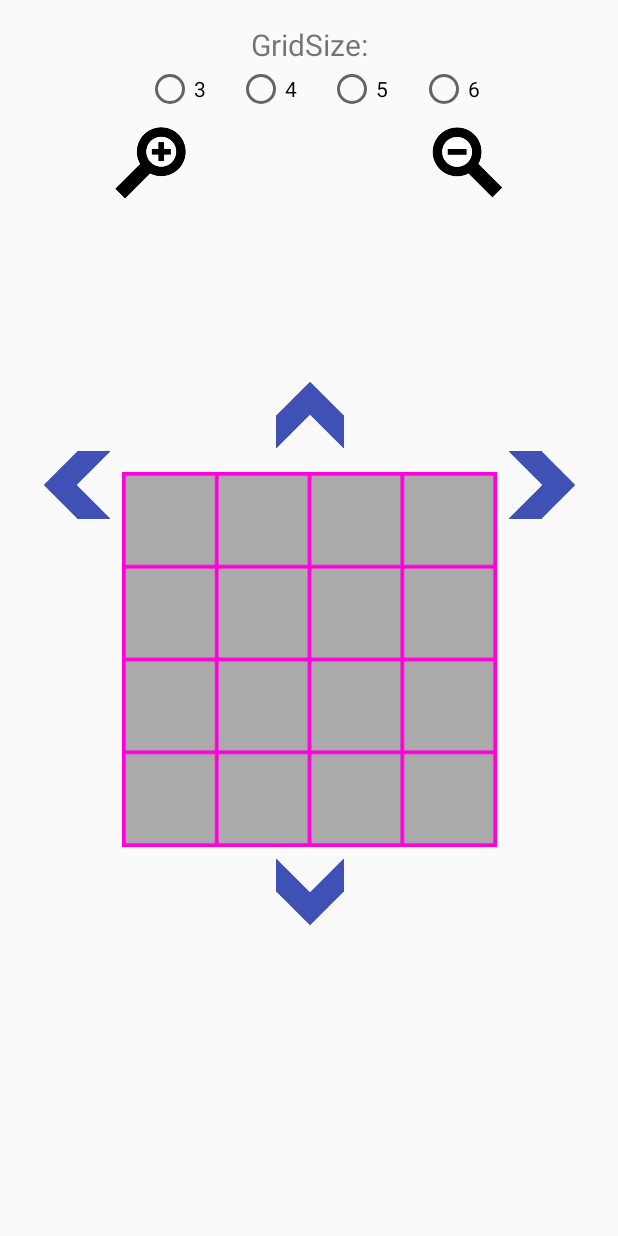
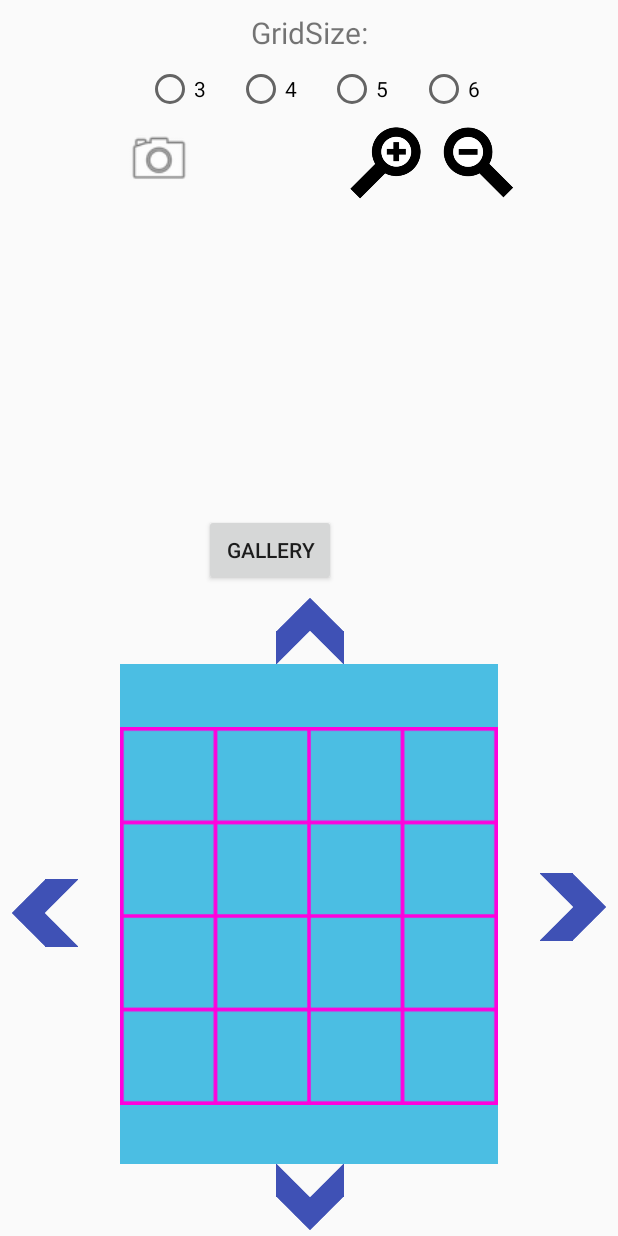
Before and after one commit to lamelameo/PicturePuzzle-App, an Android app: the layout activity_photo_cropping.xml on its own in the app's theme, with its tools: preview values and no code run, on a phone screen of 412 x 824 dp. Run offline under Robolectric (Android 15) with nearby library versions, the phone set to English and light mode, and no system bars.

Commit message:
Testing different photo cropping activities, trying my own activity and using the default photo editor using camera crop intent. May branch from master...
Changes include:
- Added code to MainActivity to remove empty files in the app image folder.
- Created new Activity (PhotoCropping.java) and layout for this cropping function.
- Moved camera intent methods from Main to the new activity.
- PhotoCropping so far contains unfinished code testing both my own image loading/cropping functions, and using default photo editors to crop photos and save to the app.

TODO: finish both/either function

```diff
--- a/app/src/main/java/com/example/lamelameo/picturepuzzle/ImageRecyclerAdapter.java
+++ b/app/src/main/java/com/example/lamelameo/picturepuzzle/ImageRecyclerAdapter.java
@@ -16,6 +16,8 @@ import android.view.ViewGroup;
 import java.util.ArrayList;
 
 public class ImageRecyclerAdapter extends RecyclerView.Adapter<ImageRecyclerAdapter.myViewHolder> {
+
+    private static final String TAG = "ImageRecyclerAdapter";
     private ArrayList<Drawable> mDrawablePhotos;
     private Intent mIntent;
     private int[] mDrawableInts;
@@ -24,7 +26,6 @@ public class ImageRecyclerAdapter extends RecyclerView.Adapter<ImageRecyclerAdap
     private static int mSelectedImage = -1;
     private static int mSelectedPhoto = -1;
     private static boolean isDefaultImages = true;
-    private String TAG = "ImageRecyclerAdapter";
     private ArrayList<ConstraintLayout> recyclerViews = new ArrayList<>();
 
     // constructor takes array of drawables resource integers (default images)
--- a/app/src/main/res/layout/camera_popup.xml
+++ b/app/src/main/res/layout/activity_photo_cropping.xml
@@ -2,24 +2,35 @@
 <android.support.constraint.ConstraintLayout xmlns:android="http://schemas.android.com/apk/res/android"
     xmlns:app="http://schemas.android.com/apk/res-auto"
     xmlns:tools="http://schemas.android.com/tools"
-    android:layout_width="match_parent" android:layout_height="match_parent">
+    android:layout_width="match_parent"
+    android:layout_height="match_parent"
+    tools:context=".PhotoCropping">
 
     <ImageView
-        android:id="@+id/imageView2"
-        android:layout_width="250dp"
-        android:layout_height="250dp"
-        android:layout_marginBottom="8dp"
+        android:id="@+id/photoView"
+        android:layout_width="252dp"
+        android:layout_height="333dp"
+        android:layout_marginBottom="48dp"
         android:layout_marginEnd="8dp"
         android:layout_marginStart="8dp"
-        android:layout_marginTop="44dp"
-        android:contentDescription="@string/take_pic"
-        android:foreground="@drawable/gridoverlay4"
+        android:background="@color/Zima_Blue"
+        android:src="@color/Zima_Blue"
         app:layout_constraintBottom_toBottomOf="parent"
         app:layout_constraintEnd_toEndOf="parent"
-        app:layout_constraintStart_toStartOf="parent"
-        app:layout_constraintTop_toBottomOf="@+id/radioGroup"
-        app:layout_constraintVertical_bias="0.437"
-        app:srcCompat="@android:color/darker_gray" />
+        app:layout_constraintStart_toStartOf="parent" />
+
+    <ImageView
+        android:id="@+id/cropView"
+        android:layout_width="252dp"
+        android:layout_height="252dp"
+        android:foreground="@drawable/gridoverlay4"
+        app:layout_constraintBottom_toBottomOf="@+id/photoView"
+        app:layout_constraintEnd_toEndOf="@+id/photoView"
+        app:layout_constraintHorizontal_bias="0.0"
+        app:layout_constraintStart_toStartOf="@+id/photoView"
+        app:layout_constraintTop_toBottomOf="@+id/upArrow"
+        app:layout_constraintVertical_bias="0.518"
+        app:srcCompat="@android:color/transparent" />
 
     <RadioGroup
         android:id="@+id/radioGroup"
@@ -27,6 +38,7 @@
         android:layout_height="wrap_content"
         android:layout_marginEnd="8dp"
         android:layout_marginStart="8dp"
+        android:layout_marginTop="8dp"
         android:orientation="horizontal"
         app:layout_constraintEnd_toEndOf="parent"
         app:layout_constraintHorizontal_bias="0.588"
@@ -68,7 +80,7 @@
         android:layout_height="wrap_content"
         android:layout_marginEnd="8dp"
         android:layout_marginStart="8dp"
-        android:layout_marginTop="16dp"
+        android:layout_marginTop="8dp"
         android:text="@string/grid_size"
         android:textSize="20sp"
         app:layout_constraintEnd_toEndOf="parent"
@@ -79,46 +91,28 @@
         android:id="@+id/upArrow"
         android:layout_width="46.5dp"
         android:layout_height="44dp"
-        android:layout_marginBottom="8dp"
         android:layout_marginEnd="8dp"
         android:layout_marginStart="8dp"
-        android:layout_marginTop="8dp"
         android:contentDescription="@string/move_arrows"
-        app:layout_constraintBottom_toTopOf="@+id/imageView2"
+        app:layout_constraintBottom_toTopOf="@+id/photoView"
         app:layout_constraintEnd_toEndOf="parent"
         app:layout_constraintHorizontal_bias="0.501"
         app:layout_constraintStart_toStartOf="parent"
-        app:layout_constraintTop_toBottomOf="@+id/radioGroup"
-        app:layout_constraintVertical_bias="0.955"
-        app:srcCompat="@drawable/uarrow" />
+        android:src="@drawable/uarrow" />
 
     <ImageView
         android:id="@+id/rightArrow"
         android:layout_width="44dp"
         android:layout_height="46.5dp"
+        android:layout_marginBottom="196dp"
         android:layout_marginEnd="8dp"
         android:layout_marginStart="8dp"
-        android:layout_marginTop="300dp"
         android:contentDescription="@string/move_arrows"
+        android:src="@drawable/rarrow"
+        app:layout_constraintBottom_toBottomOf="parent"
         app:layout_constraintEnd_toEndOf="parent"
-        app:layout_constraintHorizontal_bias="0.0"
-        app:layout_constraintStart_toEndOf="@+id/imageView2"
-        app:layout_constraintTop_toTopOf="parent"
-        app:srcCompat="@drawable/rarrow" />
-
-    <ImageView
-        android:id="@+id/leftArrow"
-        android:layout_width="44dp"
-        android:layout_height="46.5dp"
-        android:layout_marginEnd="8dp"
-        android:layout_marginStart="8dp"
-        android:layout_marginTop="300dp"
-        android:contentDescription="@string/move_arrows"
-        app:layout_constraintEnd_toStartOf="@+id/imageView2"
         app:layout_constraintHorizontal_bias="1.0"
-        app:layout_constraintStart_toStartOf="parent"
-        app:layout_constraintTop_toTopOf="parent"
-        app:srcCompat="@drawable/larrow" />
+        app:layout_constraintStart_toEndOf="@+id/photoView" />
 
     <ImageView
         android:id="@+id/downArrow"
@@ -126,44 +120,82 @@
         android:layout_height="44dp"
         android:layout_marginEnd="8dp"
         android:layout_marginStart="8dp"
-        android:layout_marginTop="8dp"
         android:contentDescription="@string/move_arrows"
         app:layout_constraintEnd_toEndOf="parent"
         app:layout_constraintHorizontal_bias="0.501"
         app:layout_constraintStart_toStartOf="parent"
-        app:layout_constraintTop_toBottomOf="@+id/imageView2"
-        app:srcCompat="@drawable/darrow" />
+        app:layout_constraintTop_toBottomOf="@+id/photoView"
+        android:src="@drawable/darrow" />
+
+    <ImageView
+        android:id="@+id/leftArrow"
+        android:layout_width="44dp"
+        android:layout_height="46.5dp"
+        android:layout_marginBottom="192dp"
+        android:layout_marginEnd="8dp"
+        android:layout_marginStart="8dp"
+        android:src="@drawable/larrow"
+        app:layout_constraintBottom_toBottomOf="parent"
+        app:layout_constraintEnd_toStartOf="@+id/photoView"
+        app:layout_constraintHorizontal_bias="0.0"
+        app:layout_constraintStart_toStartOf="parent" />
 
     <ImageView
         android:id="@+id/zoomIn"
         android:layout_width="50dp"
         android:layout_height="50dp"
-        android:layout_marginBottom="64dp"
-        android:layout_marginEnd="8dp"
+        android:layout_marginBottom="8dp"
         android:layout_marginStart="8dp"
         android:layout_marginTop="8dp"
-        app:layout_constraintBottom_toTopOf="@+id/imageView2"
-        app:layout_constraintEnd_toStartOf="@+id/upArrow"
-        app:layout_constraintHorizontal_bias="0.572"
-        app:layout_constraintStart_toStartOf="parent"
+        android:contentDescription="@string/zoom_buttons"
+        app:layout_constraintBottom_toTopOf="@+id/photoView"
+        app:layout_constraintStart_toEndOf="@+id/galleryButton"
         app:layout_constraintTop_toBottomOf="@+id/radioGroup"
         app:layout_constraintVertical_bias="0.0"
-        app:srcCompat="@drawable/zoomin" />
+        android:src="@drawable/zoomin" />
 
     <ImageView
         android:id="@+id/zoomOut"
         android:layout_width="50dp"
         android:layout_height="50dp"
-        android:layout_marginBottom="64dp"
-        android:layout_marginEnd="8dp"
+        android:layout_marginBottom="8dp"
+        android:layout_marginEnd="16dp"
         android:layout_marginStart="8dp"
         android:layout_marginTop="8dp"
-        app:layout_constraintBottom_toTopOf="@+id/imageView2"
+        android:contentDescription="@string/zoom_buttons"
+        app:layout_constraintBottom_toTopOf="@+id/photoView"
         app:layout_constraintEnd_toEndOf="parent"
-        app:layout_constraintHorizontal_bias="0.421"
-        app:layout_constraintStart_toEndOf="@+id/upArrow"
+        app:layout_constraintHorizontal_bias="0.066"
+        app:layout_constraintStart_toEndOf="@+id/zoomIn"
         app:layout_constraintTop_toBottomOf="@+id/radioGroup"
         app:layout_constraintVertical_bias="0.0"
-        app:srcCompat="@drawable/zoomout" />
+        android:src="@drawable/zoomout" />
+
+    <ImageView
+        android:id="@+id/takePhoto"
+        android:layout_width="52dp"
+        android:layout_height="45dp"
+        android:layout_marginBottom="8dp"
+        android:layout_marginStart="80dp"
+        android:layout_marginTop="8dp"
+        app:layout_constraintBottom_toTopOf="@+id/photoView"
+        app:layout_constraintStart_toStartOf="parent"
+        app:layout_constraintTop_toBottomOf="@+id/radioGroup"
+        app:layout_constraintVertical_bias="0.0"
+        android:src="@android:drawable/ic_menu_camera" />
+
+    <Button
+        android:id="@+id/galleryButton"
+        android:layout_width="wrap_content"
+        android:layout_height="wrap_content"
+        android:layout_marginBottom="8dp"
+        android:layout_marginStart="4dp"
+        android:layout_marginTop="8dp"
+        android:text="@string/gallery_images"
+        app:layout_constraintBottom_toTopOf="@+id/upArrow"
+        app:layout_constraintStart_toEndOf="@+id/takePhoto"
+        app:layout_constraintTop_toBottomOf="@+id/radioGroup"
+        app:layout_constraintVertical_bias="1.0" />
+
 
 </android.support.constraint.ConstraintLayout>
--- a/app/src/main/res/values/strings.xml
+++ b/app/src/main/res/values/strings.xml
@@ -1,6 +1,6 @@
 <resources>
     <string name="app_name">PicturePuzzle</string>
-    <string name="take_pic">Take\nPicture</string>
+    <string name="camera_gallery">Camera / Gallery</string>
     <string name="load_pic">Load Picture</string>
     <string name="load">Load</string>
     <string name="timer">Timer</string>
@@ -18,6 +18,7 @@
     <string name="test">Move image to fit within square puzzle grid or use arrows.
                         Use buttons to zoom in or out.</string>
     <string name="move_arrows">move arrow</string>
+    <string name="zoom_buttons">zoom</string>
     <string name="puzzle_solved">Puzzle Solved ☜</string>
     <string name="highscore">Best Time: \nBest Moves: </string>
     <string name="timer_default">00:00</string>
@@ -25,8 +26,7 @@
     <string name="set4">4</string>
     <string name="set5">5</string>
     <string name="set6">6</string>
-
-    <!-- TODO: Remove or change this placeholder text -->
-    <string name="hello_blank_fragment">Hello blank fragment</string>
+    <string name="title_activity_photo">PhotoActivity</string>
+    <string name="title_activity_photo_cropping">PhotoCropping</string>
 
 </resources>
```
Also changed, not shown: app/build.gradle (+0 -12 lines), app/src/main/AndroidManifest.xml (+8 -2 lines), app/src/main/java/com/example/lamelameo/picturepuzzle/MainActivity.java (+26 -98 lines), app/src/main/java/com/example/lamelameo/picturepuzzle/PhotoCropping.java (added, +300 -0 lines), app/src/main/java/com/example/lamelameo/picturepuzzle/PuzzleGridTest.java (+1 -18 lines), app/src/main/java/com/example/lamelameo/picturepuzzle/RandomiserGenerator.java (+14 -0 lines), app/src/main/res/layout/activity_main.xml (+28 -53 lines), 1 other file.
